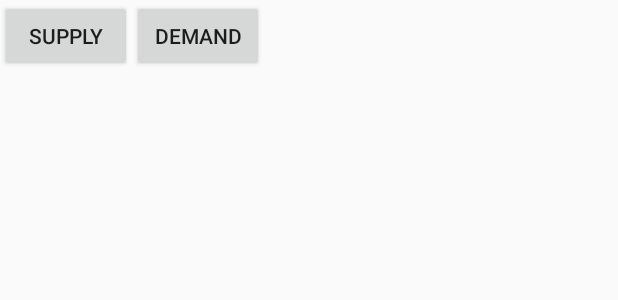
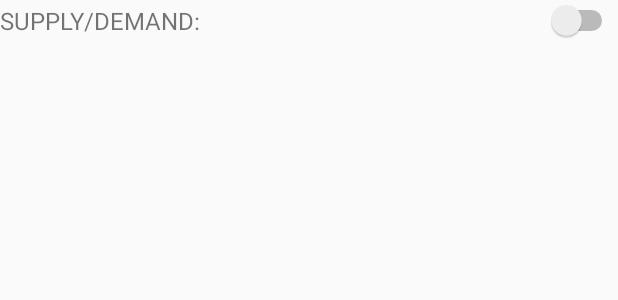
Before and after one commit to Jexter/EDNotes, an Android app: the layout commodity_info_prompt.xml on its own in the app's theme, with its tools: preview values and no code run, on a phone screen of 412 x 824 dp. Shown: the top 300 px of the screen. Run offline under Robolectric (Android 15) with nearby library versions, the phone set to English and light mode, and no system bars.

Commit message:
More work on supply/demand
Changed buttons to a switch instead, but it still isn't hooked up

```diff
--- a/DangerousNotes/app/src/main/res/layout/commodity_info_prompt.xml
+++ b/DangerousNotes/app/src/main/res/layout/commodity_info_prompt.xml
@@ -13,36 +13,48 @@
         android:orientation="horizontal"
         >
 
-        <Button
-            android:id="@+id/supply_button"
+        <TextView
+            android:id="@+id/demand_title_textview"
             android:layout_width="wrap_content"
             android:layout_height="wrap_content"
-            android:text="Supply"/>
+            android:text="SUPPLY/DEMAND:"
+            style="@style/text_medium" />
 
-        <Button
+        <Switch
             android:id="@+id/demand_button"
-            android:layout_width="wrap_content"
+            android:layout_width="match_parent"
             android:layout_height="wrap_content"
-            android:text="Demand"/>
+            android:textOn="SUPPLY"
+            android:textOff="DEMAND"
+            style="@style/text_medium"/>
 
 
     </LinearLayout>
 
+
+
+    <LinearLayout xmlns:android="http://schemas.android.com/apk/res/android"
+        android:id="@+id/price_container"
+        android:layout_width="fill_parent"
+        android:layout_height="fill_parent"
+        android:orientation="horizontal"
+        >
         <TextView
             android:id="@+id/price_title_textview"
             android:layout_width="wrap_content"
             android:layout_height="wrap_content"
-            android:text="Price: "
-            android:textAppearance="?android:attr/textAppearanceLarge" />
+            android:text="PRICE:"
+            style="@style/text_medium"/>
 
         <EditText
             android:id="@+id/price_edittext"
             android:layout_width="match_parent"
-            android:layout_height="wrap_content" >
+            android:layout_height="wrap_content"
+            style="@style/text_medium">
 
             <requestFocus />
 
         </EditText>
-
+    </LinearLayout>
 
 </LinearLayout>
```
Also changed, not shown: DangerousNotes/app/src/main/java/android/alex/se/dangerousnotes/adapters/CommoditiesListAdapter.java (+25 -6 lines).
